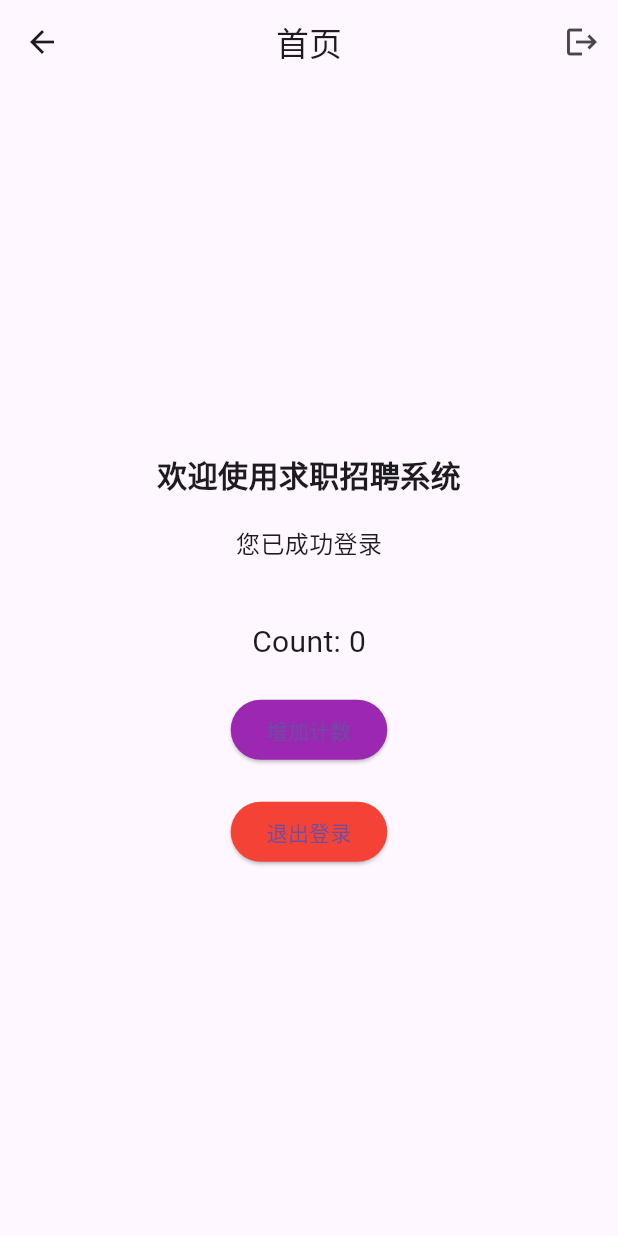
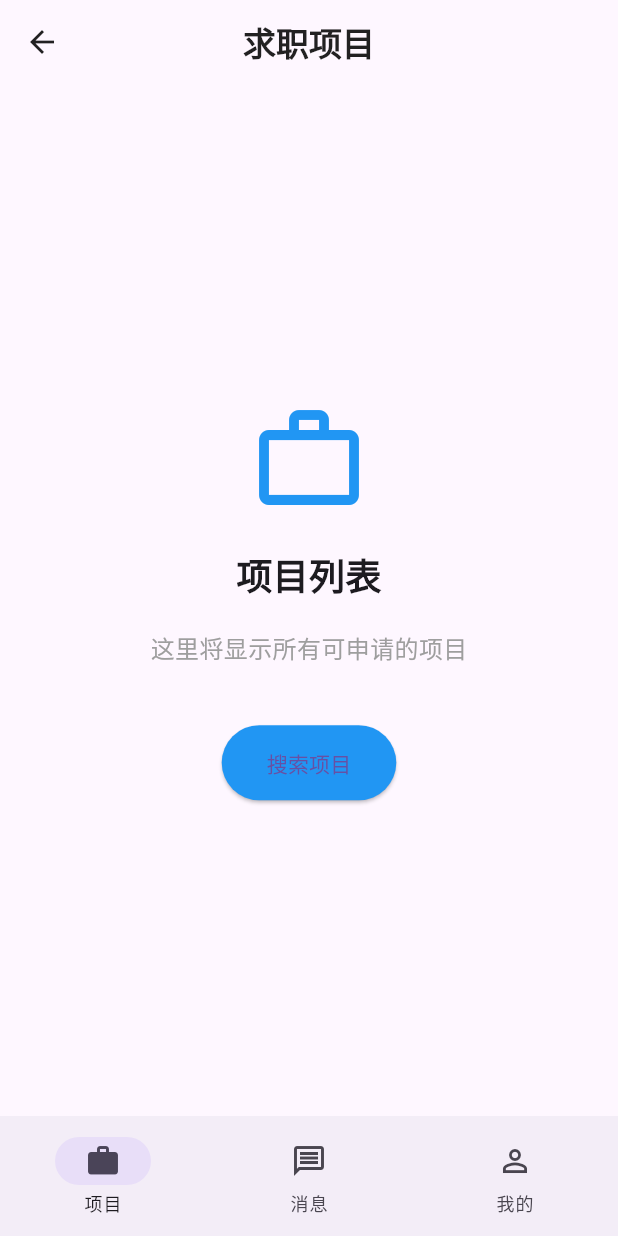
Before and after one commit to xiaoqingming18/job_seeker_app, a Flutter app: the HomeView screen opened by its route, on a phone screen of 412 x 824 dp. Run offline on Flutter 3.47's test engine with Material 3 defaults, Android fonts, the phone set to English and light mode, and no system bars; our stand-ins replace dio, flutter_svg, get, shared_preferences; accounts and stored records are empty.

Commit message:
重构首页分为三个页面:首页 消息 我的

```diff
--- a/lib/app/modules/home/controllers/home_controller.dart
+++ b/lib/app/modules/home/controllers/home_controller.dart
@@ -1,3 +1,4 @@
+import 'package:flutter/material.dart';
 import 'package:get/get.dart';
 
 import '../../../routes/app_pages.dart';
@@ -5,17 +6,20 @@ import '../../../services/api/http_client.dart';
 import '../../../services/api/user_api_service.dart';
 
 class HomeController extends GetxController {
-  // 控制器状态或变量
-  final count = 0.obs;
-
   // API 服务
   final UserApiService _userApiService = UserApiService();
   final HttpClient _httpClient = HttpClient();
 
+  // 当前选中的导航索引
+  final selectedIndex = 0.obs;
+  // 页面控制器
+  late PageController pageController;
+
   @override
   void onInit() {
     super.onInit();
-    // 初始化逻辑
+    // 初始化页面控制器
+    pageController = PageController(initialPage: selectedIndex.value);
   }
 
   @override
@@ -26,12 +30,20 @@ class HomeController extends GetxController {
 
   @override
   void onClose() {
+    // 销毁页面控制器
+    pageController.dispose();
     super.onClose();
-    // 清理资源
   }
 
-  // 增加计数的方法（示例）
-  void increment() => count.value++;
+  /// 切换页面
+  void changePage(int index) {
+    selectedIndex.value = index;
+    pageController.animateToPage(
+      index,
+      duration: const Duration(milliseconds: 300),
+      curve: Curves.easeInOut,
+    );
+  }
 
   /// 退出登录
   void logout() async {
--- a/lib/app/modules/home/views/home_view.dart
+++ b/lib/app/modules/home/views/home_view.dart
@@ -1,83 +1,81 @@
 import 'package:flutter/material.dart';
 import 'package:get/get.dart';
 import '../controllers/home_controller.dart';
+import 'pages/projects_page.dart';
+import 'pages/messages_page.dart';
+import 'pages/profile_page.dart';
 
 class HomeView extends GetView<HomeController> {
   const HomeView({Key? key}) : super(key: key);
   @override
   Widget build(BuildContext context) {
     return Scaffold(
-      appBar: AppBar(
-        title: const Text('首页'),
-        centerTitle: true,
-        actions: [
-          // 添加退出登录按钮到应用栏
-          IconButton(
-            icon: const Icon(Icons.logout),
-            onPressed: () {
-              // 显示确认对话框
-              Get.dialog(
-                AlertDialog(
-                  title: const Text('退出登录'),
-                  content: const Text('确定要退出登录吗？'),
-                  actions: [
-                    TextButton(
-                      onPressed: () => Get.back(),
-                      child: const Text('取消'),
-                    ),
-                    TextButton(
-                      onPressed: () {
-                        Get.back();
-                        controller.logout();
-                      },
-                      child: const Text('确定'),
-                    ),
-                  ],
-                ),
-              );
-            },
-            tooltip: '退出登录',
-          ),
-        ],
-      ),
-      body: Center(
+      body: SafeArea(
         child: Column(
-          mainAxisAlignment: MainAxisAlignment.center,
           children: [
-            const Text(
-              '欢迎使用求职招聘系统',
-              style: TextStyle(fontSize: 20, fontWeight: FontWeight.bold),
-            ),
-            const SizedBox(height: 20),
-            const Text(
-              '您已成功登录',
-              style: TextStyle(fontSize: 16),
-            ),
-            const SizedBox(height: 40),
-            Obx(() => Text(
-              'Count: ${controller.count}',
-              style: const TextStyle(fontSize: 20),
+            // 顶部标题栏
+            Obx(() => AppBar(
+              title: Text(
+                _getTitle(controller.selectedIndex.value),
+                style: const TextStyle(fontWeight: FontWeight.bold),
+              ),
+              centerTitle: true,
+              elevation: 0,
+              backgroundColor: Theme.of(context).scaffoldBackgroundColor,
+              foregroundColor: Colors.black87,
             )),
-            const SizedBox(height: 20),
-            ElevatedButton(
-              onPressed: controller.increment,
-              child: const Text('增加计数'),
-              style: ElevatedButton.styleFrom(
-                backgroundColor: Colors.purple,
-              ),
-            ),
-            const SizedBox(height: 20),
-            // 添加退出登录按钮到主界面
-            ElevatedButton(
-              onPressed: controller.logout,
-              child: const Text('退出登录'),
-              style: ElevatedButton.styleFrom(
-                backgroundColor: Colors.red,
+              // 页面内容区域
+            Expanded(
+              child: PageView(
+                controller: controller.pageController,
+                physics: const NeverScrollableScrollPhysics(), // 禁用滑动翻页
+                // 移除onPageChanged以避免循环触发changePage
+                children: const [
+                  ProjectsPage(),
+                  MessagesPage(),
+                  ProfilePage(),
+                ],
               ),
             ),
           ],
         ),
       ),
+      // 底部导航栏
+      bottomNavigationBar: Obx(() => NavigationBar(
+        selectedIndex: controller.selectedIndex.value,
+        onDestinationSelected: controller.changePage,
+        destinations: const [
+          NavigationDestination(
+            icon: Icon(Icons.work_outline),
+            selectedIcon: Icon(Icons.work),
+            label: '项目',
+          ),
+          NavigationDestination(
+            icon: Icon(Icons.message_outlined),
+            selectedIcon: Icon(Icons.message),
+            label: '消息',
+          ),
+          NavigationDestination(
+            icon: Icon(Icons.person_outline),
+            selectedIcon: Icon(Icons.person),
+            label: '我的',
+          ),
+        ],
+      )),
     );
   }
+
+  // 根据索引获取页面标题
+  String _getTitle(int index) {
+    switch (index) {
+      case 0:
+        return '求职项目';
+      case 1:
+        return '消息中心';
+      case 2:
+        return '个人中心';
+      default:
+        return '求职者应用';
+    }
+  }
 }
--- /dev/null
+++ b/lib/app/modules/home/views/pages/projects_page.dart
@@ -0,0 +1,46 @@
+import 'package:flutter/material.dart';
+import 'package:get/get.dart';
+import '../../controllers/home_controller.dart';
+
+class ProjectsPage extends GetView<HomeController> {
+  const ProjectsPage({Key? key}) : super(key: key);
+
+  @override
+  Widget build(BuildContext context) {
+    return Scaffold(
+      body: Center(
+        child: Column(
+          mainAxisAlignment: MainAxisAlignment.center,
+          children: [
+            Icon(
+              Icons.work_outline,
+              size: 80,
+              color: Colors.blue,
+            ),
+            SizedBox(height: 20),
+            Text(
+              '项目列表',
+              style: TextStyle(fontSize: 24, fontWeight: FontWeight.bold),
+            ),
+            SizedBox(height: 20),
+            Text(
+              '这里将显示所有可申请的项目',
+              style: TextStyle(fontSize: 16, color: Colors.grey),
+            ),
+            SizedBox(height: 40),
+            ElevatedButton(
+              onPressed: () {
+                Get.snackbar('提示', '搜索项目功能正在开发中...');
+              },
+              child: Text('搜索项目'),
+              style: ElevatedButton.styleFrom(
+                backgroundColor: Colors.blue,
+                padding: EdgeInsets.symmetric(horizontal: 30, vertical: 15),
+              ),
+            ),
+          ],
+        ),
+      ),
+    );
+  }
+}
```
Also changed, not shown: lib/app/modules/home/views/pages/messages_page.dart (added, +40 -0 lines), lib/app/modules/home/views/pages/profile_page.dart (added, +71 -0 lines).
